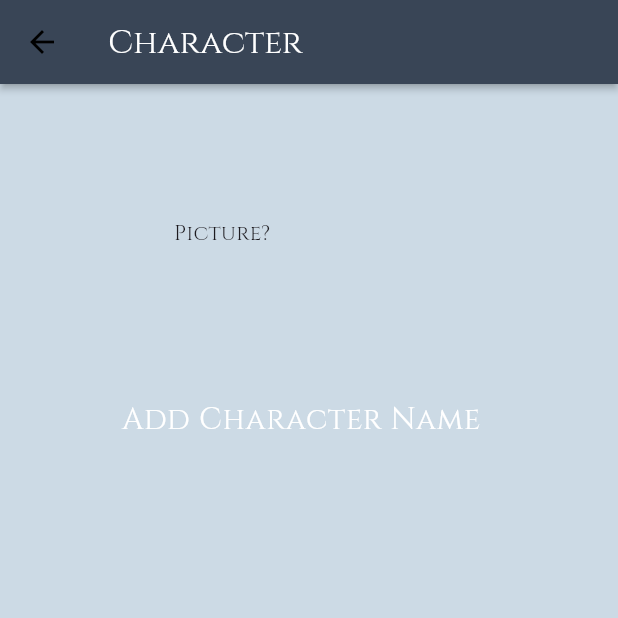
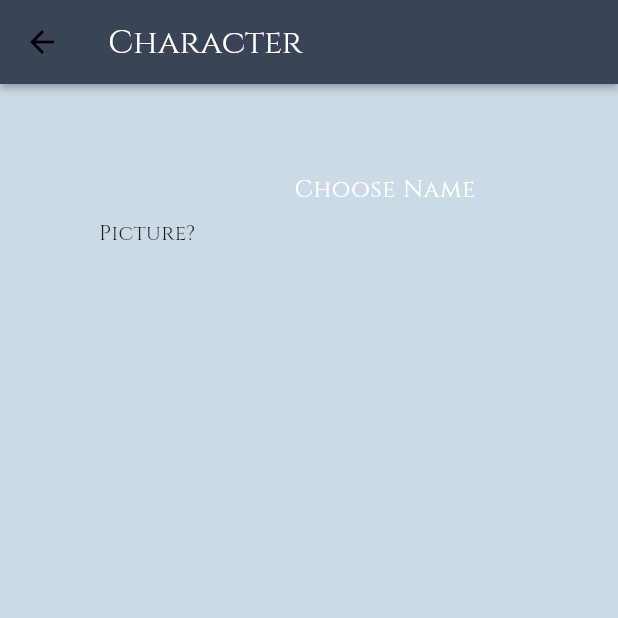
Before and after one commit to FormOfShred/dnd-quiz-app, a Flutter app: the CharacterView screen opened directly with empty values, on a phone screen of 412 x 824 dp, the top half of it. Run offline on Flutter 3.47's test engine with Material 3 defaults, Android fonts, the phone set to English and light mode, and no system bars; our stand-ins replace google_fonts, sqflite; accounts and stored records are empty.

Commit message:
redesign character view

```diff
--- a/lib/src/character_view.dart
+++ b/lib/src/character_view.dart
@@ -44,64 +44,25 @@ class _CharacterViewState extends State<CharacterView> {
           children: [
             SizedBox(
               height: 200,
-              child: BaseInformation(character: widget.character),
-            ),
-            NameRow(
-              widget: widget,
-              dbHelper: dbHelper,
+              child: BaseInformation(
+                character: widget.character,
+                dbHelper: dbHelper,
+              ),
             ),
           ],
         ),
       ));
 }
 
-class NameRow extends StatelessWidget {
-  const NameRow({
-    super.key,
-    required this.widget,
-    required this.dbHelper,
-  });
-
-  final CharacterView widget;
-  final DatabaseHelper dbHelper;
-  @override
-  Widget build(BuildContext context) {
-    return Row(
-      mainAxisAlignment: MainAxisAlignment.center,
-      children: [
-        SizedBox(
-          width: 250,
-          child: Center(
-            child: TextFormField(
-              maxLines: null,
-              initialValue: widget.character.characterName!.isEmpty
-                  ? "Add Character Name"
-                  : widget.character.characterName,
-              decoration: const InputDecoration(
-                border: InputBorder.none,
-              ),
-              onChanged: (value) => {
-                dbHelper.updateCharacterName(widget.character.id!, value),
-                widget.character.characterName = value
-              },
-              style: TextStyle(
-                  fontSize: 20,
-                  color: Theme.of(context).colorScheme.onBackground),
-            ),
-          ),
-        )
-      ],
-    );
-  }
-}
-
 class BaseInformation extends StatelessWidget {
   const BaseInformation({
     super.key,
     required this.character,
+    required this.dbHelper,
   });
 
   final Character character;
+  final DatabaseHelper dbHelper;
 
   @override
   Widget build(BuildContext context) {
@@ -110,21 +71,47 @@ class BaseInformation extends StatelessWidget {
           mainAxisAlignment: MainAxisAlignment.center,
           children: [Text('Picture?')]),
       Column(
-        mainAxisAlignment: MainAxisAlignment.spaceEvenly,
+        mainAxisAlignment: MainAxisAlignment.center,
         crossAxisAlignment: CrossAxisAlignment.start,
         children: [
+          Row(
+            mainAxisAlignment: MainAxisAlignment.center,
+            children: [
+              SizedBox(
+                width: 150,
+                child: Center(
+                  child: TextFormField(
+                    maxLines: null,
+                    initialValue: character.characterName!.isEmpty
+                        ? "Choose Name"
+                        : character.characterName,
+                    decoration: const InputDecoration(
+                      border: InputBorder.none,
+                    ),
+                    onChanged: (value) => {
+                      dbHelper.updateCharacterName(character.id!, value),
+                      character.characterName = value
+                    },
+                    style: TextStyle(
+                        fontSize: 16,
+                        color: Theme.of(context).colorScheme.onBackground),
+                  ),
+                ),
+              ),
+            ],
+          ),
           Text(character.recommendedClass,
               style: TextStyle(
-                  fontSize: 20,
+                  fontSize: 14,
                   color: Theme.of(context).colorScheme.onBackground)),
           Text(character.recommendedRace,
               style: TextStyle(
-                  fontSize: 20,
+                  fontSize: 14,
                   color: Theme.of(context).colorScheme.onBackground)),
           Text(
             character.recommendedBackground,
             style: TextStyle(
-                fontSize: 20,
+                fontSize: 14,
                 color: Theme.of(context).colorScheme.onBackground),
           ),
         ],
```
